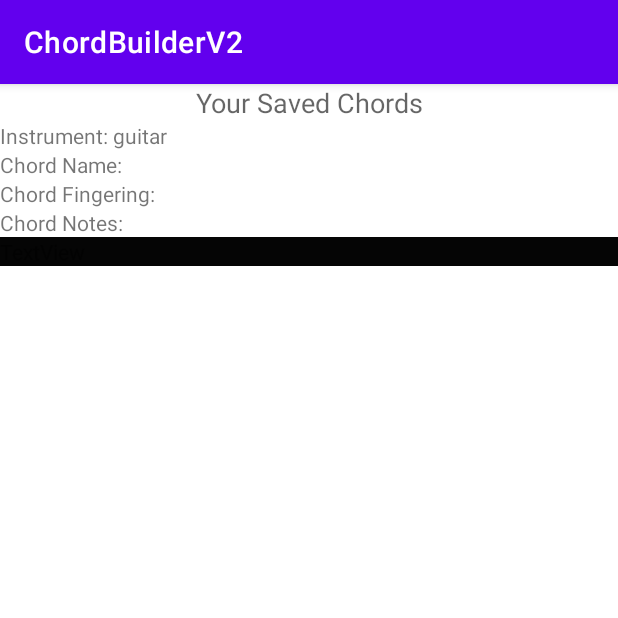
After one commit to alexKotz-koz/ChordBuilder, an Android app: the SavedChordsActivity screen opened directly, with no data from a screen before it, on a phone screen of 412 x 824 dp, the top half of it. The commit adds this screen. Run offline under Robolectric (Android 15) with nearby library versions, the phone set to English and light mode, and no system bars; libraries missing offline, so code that uses them is left out: android.net.sip.

Commit message:
Before SavedGuitarChordsActivity

```diff
--- a/app/src/main/AndroidManifest.xml
+++ b/app/src/main/AndroidManifest.xml
@@ -11,7 +11,7 @@
         android:roundIcon="@mipmap/ic_launcher_round"
         android:supportsRtl="true"
         android:theme="@style/Theme.ChordBuilderV2">
-        <activity android:name=".SavedGuitarChordsActivity"></activity>
+        <activity android:name=".SavedChordsActivity"></activity>
         <activity android:name=".GUIGridUkulele" />
         <activity android:name=".GUIGridGuitar" />
         <activity android:name=".UkuleleActivity" />
--- /dev/null
+++ b/app/src/main/java/com/example/chordbuilderv2/ChordBuilderDBHelperSaved.java
@@ -0,0 +1,25 @@
+package com.example.chordbuilderv2;
+
+import android.content.Context;
+import android.database.sqlite.SQLiteDatabase;
+import android.database.sqlite.SQLiteOpenHelper;
+
+public class ChordBuilderDBHelperSaved extends SQLiteOpenHelper {
+    public static final String DB_NAME = "ukuleleChords.sqlite";
+    public static final int DB_VERSION = 1;
+    public ChordBuilderDBHelperSaved(Context context) {
+        super(context, DB_NAME, null, DB_VERSION);
+    }
+
+    @Override
+    public void onCreate(SQLiteDatabase sqLiteDatabase) {
+
+        String userCreateQuery = "CREATE TABLE userChords (_id INTEGER PRIMARY KEY, instrument TEXT, chordName TEXT, fingering TEXT, chordNotes TEXT)";
+        sqLiteDatabase.execSQL(userCreateQuery);
+    }
+
+    @Override
+    public void onUpgrade(SQLiteDatabase sqLiteDatabase, int i, int i1) {
+
+    }
+}
--- /dev/null
+++ b/app/src/main/java/com/example/chordbuilderv2/ChordBuilderDBWrapperSaved.java
@@ -0,0 +1,35 @@
+package com.example.chordbuilderv2;
+
+import android.database.Cursor;
+
+public class ChordBuilderDBWrapperSaved {
+    private Cursor cursor;
+
+    public ChordBuilderDBWrapperSaved(Cursor cursor){
+        this.cursor = cursor;
+    }
+
+    public String getInstrument(){
+        int col = cursor.getColumnIndex("instrument");
+        String instrument = cursor.getString(col);
+        return instrument;
+    }
+
+    public String getChordName(){
+        int col = cursor.getColumnIndex("chordName");
+        String chordName = cursor.getString(col);
+        return chordName;
+    }
+
+    public String getFingering(){
+        int col = cursor.getColumnIndex("fingering");
+        String fingering = cursor.getString(col);
+        return fingering;
+    }
+
+    public String getChordNotes(){
+        int col = cursor.getColumnIndex("chordNotes");
+        String chordNotes = cursor.getString(col);
+        return chordNotes;
+    }
+}
--- a/app/src/main/java/com/example/chordbuilderv2/ChordBuilderDBWrapper.java
+++ b/app/src/main/java/com/example/chordbuilderv2/ChordBuilderDBWrapperUkulele.java
@@ -2,10 +2,10 @@ package com.example.chordbuilderv2;
 
 import android.database.Cursor;
 
-public class ChordBuilderDBWrapper {
+public class ChordBuilderDBWrapperUkulele {
     private Cursor cursor;
 
-    public ChordBuilderDBWrapper(Cursor cursor){
+    public ChordBuilderDBWrapperUkulele(Cursor cursor){
         this.cursor = cursor;
     }
 
@@ -14,4 +14,5 @@ public class ChordBuilderDBWrapper {
         String name = cursor.getString(col);
         return name;
     }
+
 }
--- /dev/null
+++ b/app/src/main/java/com/example/chordbuilderv2/SavedChordAdapter.java
@@ -0,0 +1,85 @@
+package com.example.chordbuilderv2;
+
+import android.content.Context;
+import android.database.Cursor;
+import android.database.sqlite.SQLiteDatabase;
+import android.net.sip.SipSession;
+import android.view.LayoutInflater;
+import android.view.View;
+import android.view.ViewGroup;
+import android.widget.TextView;
+
+import androidx.annotation.NonNull;
+import androidx.recyclerview.widget.RecyclerView;
+
+import org.w3c.dom.Text;
+
+public class SavedChordAdapter extends RecyclerView.Adapter {
+    Chord chord;
+
+    ChordBuilderDBContractSaved contractSaved;
+    ChordBuilderDBHelperSaved dBHelper;
+    SQLiteDatabase sqLiteDatabase;
+    Cursor cursor;
+    ChordBuilderDBWrapperSaved wrapperSaved;
+    Context context;
+
+    public SavedChordAdapter(Context context){
+        this.context = context;
+        contractSaved = new ChordBuilderDBContractSaved();
+        dBHelper = new ChordBuilderDBHelperSaved(context);
+        sqLiteDatabase = dBHelper.getReadableDatabase();
+        cursor = sqLiteDatabase.query("userChords", new String[]{"_id", "instrument", "chordName","fingering","chordNotes"}, null,null,null,null, null,null);
+    }
+
+
+    public static class ChordViewHolder extends RecyclerView.ViewHolder{
+        public TextView textViewChordNameText;
+        public TextView textViewChordFingeringText;
+        public TextView textViewChordNoteText;
+        public TextView textViewInstrumentText;
+
+
+        public ChordViewHolder(View view) {
+            super(view);
+            this.textViewChordNameText = view.findViewById(R.id.textViewChordNameText);
+            this.textViewChordFingeringText = view.findViewById(R.id.textViewChordFingeringText);
+            this.textViewChordNoteText = view.findViewById(R.id.textViewChordNoteText);
+            this.textViewInstrumentText = view.findViewById(R.id.textViewInstrumentText);
+
+        }
+    }
+
+    @NonNull
+    @Override
+    public RecyclerView.ViewHolder onCreateViewHolder(@NonNull ViewGroup parent, int viewType) {
+        View view = LayoutInflater.from(parent.getContext()).inflate(R.layout.layout_frame_saved_chord,parent,false);
+        return new ChordViewHolder(view);
+    }
+
+    @Override
+    public void onBindViewHolder(@NonNull RecyclerView.ViewHolder holder, int position) {
+
+        ChordViewHolder chordViewHolder = (ChordViewHolder) holder;
+        wrapperSaved = new ChordBuilderDBWrapperSaved(cursor);
+
+        cursor.moveToPosition(position);
+
+        String fingering = wrapperSaved.getFingering();
+        String chordName = wrapperSaved.getChordName();
+        String chordNotes = wrapperSaved.getChordNotes();
+        String instrument = wrapperSaved.getInstrument();
+        chordViewHolder.textViewChordNoteText.setText(chordNotes);
+        chordViewHolder.textViewChordNameText.setText(chordName);
+        chordViewHolder.textViewChordFingeringText.setText(fingering);
+        chordViewHolder.textViewInstrumentText.setText(instrument);
+
+    }
+
+    @Override
+    public int getItemCount() {
+        sqLiteDatabase =  dBHelper.getReadableDatabase();
+        cursor = sqLiteDatabase.query("userChords", new String[]{"_id", "instrument", "chordName","fingering","chordNotes"}, null,null,null,null, null,null);
+        return cursor.getCount();
+    }
+}
--- /dev/null
+++ b/app/src/main/java/com/example/chordbuilderv2/SavedChordsActivity.java
@@ -0,0 +1,28 @@
+package com.example.chordbuilderv2;
+
+import androidx.appcompat.app.AppCompatActivity;
+import androidx.recyclerview.widget.LinearLayoutManager;
+import androidx.recyclerview.widget.RecyclerView;
+
+import android.os.Bundle;
+
+public class SavedChordsActivity extends AppCompatActivity{
+    SavedChordAdapter savedChordAdapter;
+    RecyclerView recyclerView;
+    LinearLayoutManager linearLayoutManager;
+
+
+
+    @Override
+    protected void onCreate(Bundle savedInstanceState) {
+        super.onCreate(savedInstanceState);
+        setContentView(R.layout.activity_saved_guitar_chords);
+        savedChordAdapter =  new SavedChordAdapter(getApplicationContext());
+
+        recyclerView = findViewById(R.id.recyclerViewSavedChords);
+        recyclerView.setAdapter(savedChordAdapter);
+        linearLayoutManager = new LinearLayoutManager(this);
+        recyclerView.setLayoutManager(linearLayoutManager);
+
+    }
+}
--- a/app/src/main/res/layout/activity_saved_guitar_chords.xml
+++ b/app/src/main/res/layout/activity_saved_guitar_chords.xml
@@ -3,7 +3,7 @@
     xmlns:app="http://schemas.android.com/apk/res-auto"
     xmlns:tools="http://schemas.android.com/tools"
     android:layout_width="match_parent"
-    android:layout_height="match_parent"
+    android:layout_height="wrap_content"
     android:orientation="vertical"
     tools:context=".SavedGuitarChordsActivity">
 
@@ -11,13 +11,13 @@
         android:id="@+id/textViewSavedGuitarTitle"
         android:layout_width="match_parent"
         android:layout_height="wrap_content"
-        android:layout_weight="1"
-        android:text="TextView" />
+        android:gravity="center"
+        android:text="Your Saved Chords"
+        android:textAppearance="@style/TextAppearance.AppCompat.Medium" />
 
     <androidx.recyclerview.widget.RecyclerView
         android:id="@+id/recyclerViewSavedChords"
         android:layout_width="match_parent"
-        android:layout_height="wrap_content"
-        android:layout_weight="1" />
+        android:layout_height="wrap_content" />
 
 </LinearLayout>
--- a/app/src/main/res/layout/layout_frame_saved_chord.xml
+++ b/app/src/main/res/layout/layout_frame_saved_chord.xml
@@ -1,21 +1,39 @@
 <?xml version="1.0" encoding="utf-8"?>
 <LinearLayout xmlns:android="http://schemas.android.com/apk/res/android"
     android:layout_width="match_parent"
-    android:layout_height="match_parent"
+    android:layout_height="wrap_content"
     android:orientation="vertical">
+
+    <LinearLayout
+        android:layout_width="match_parent"
+        android:layout_height="match_parent"
+        android:orientation="horizontal">
+
+        <TextView
+            android:id="@+id/textViewInstrument"
+            android:layout_width="wrap_content"
+            android:layout_height="wrap_content"
+            android:text="Instrument: " />
+
+        <TextView
+            android:id="@+id/textViewInstrumentText"
+            android:layout_width="wrap_content"
+            android:layout_height="wrap_content"
+            android:layout_weight="1" />
+    </LinearLayout>
 
     <LinearLayout
         android:layout_width="match_parent"
         android:layout_height="wrap_content">
 
         <TextView
-            android:id="@+id/textView2"
+            android:id="@+id/textViewChordName"
             android:layout_width="wrap_content"
             android:layout_height="wrap_content"
-            android:text="TextView" />
+            android:text="Chord Name: " />
 
         <TextView
-            android:id="@+id/textView3"
+            android:id="@+id/textViewChordNameText"
             android:layout_width="wrap_content"
             android:layout_height="wrap_content"
             android:layout_weight="1"
@@ -27,13 +45,13 @@
         android:layout_height="wrap_content">
 
         <TextView
-            android:id="@+id/textView4"
+            android:id="@+id/textViewChordFingering"
             android:layout_width="wrap_content"
             android:layout_height="wrap_content"
-            android:text="TextView" />
+            android:text="Chord Fingering: " />
 
         <TextView
-            android:id="@+id/textView5"
+            android:id="@+id/textViewChordFingeringText"
             android:layout_width="match_parent"
             android:layout_height="wrap_content"
             android:text="TextView" />
@@ -44,17 +62,25 @@
         android:layout_height="match_parent">
 
         <TextView
-            android:id="@+id/textView6"
+            android:id="@+id/textViewChordNote"
             android:layout_width="wrap_content"
             android:layout_height="wrap_content"
-            android:text="TextView" />
+            android:text="Chord Notes: " />
 
         <TextView
-            android:id="@+id/textView7"
+            android:id="@+id/textViewChordNoteText"
             android:layout_width="wrap_content"
             android:layout_height="wrap_content"
             android:layout_weight="1"
             android:text="TextView" />
+
     </LinearLayout>
 
+    <TextView
+        android:id="@+id/textView2"
+        android:layout_width="match_parent"
+        android:layout_height="wrap_content"
+        android:background="#050505"
+        android:text="TextView" />
+
 </LinearLayout>
--- /dev/null
+++ b/app/src/main/res/layout/layout_recycler_view_specific.xml
@@ -0,0 +1,6 @@
+<?xml version="1.0" encoding="utf-8"?>
+<androidx.constraintlayout.widget.ConstraintLayout
+    xmlns:android="http://schemas.android.com/apk/res/android" android:layout_width="match_parent"
+    android:layout_height="match_parent">
+
+</androidx.constraintlayout.widget.ConstraintLayout>
```
Also changed, not shown: app/src/main/java/com/example/chordbuilderv2/ChordBuilderDBContractSaved.java (renamed from app/src/main/java/com/example/chordbuilderv2/ChordBuilderContract.java, +1 -7 lines), app/src/main/java/com/example/chordbuilderv2/ChordBuilderDBHelperUkulele.java (renamed from app/src/main/java/com/example/chordbuilderv2/ChordBuilderDBHelper.java, +2 -6 lines), app/src/main/java/com/example/chordbuilderv2/GuitarActivity.java (+9 -4 lines), app/src/main/java/com/example/chordbuilderv2/MainActivity.java (+7 -6 lines), app/src/main/java/com/example/chordbuilderv2/SavedGuitarChordsActivity.java (deleted, +0 -14 lines), app/src/main/java/com/example/chordbuilderv2/UkuleleActivity.java (+91 -5 lines), app/src/main/res/layout/activity_ukulele.xml (+10 -36 lines).
